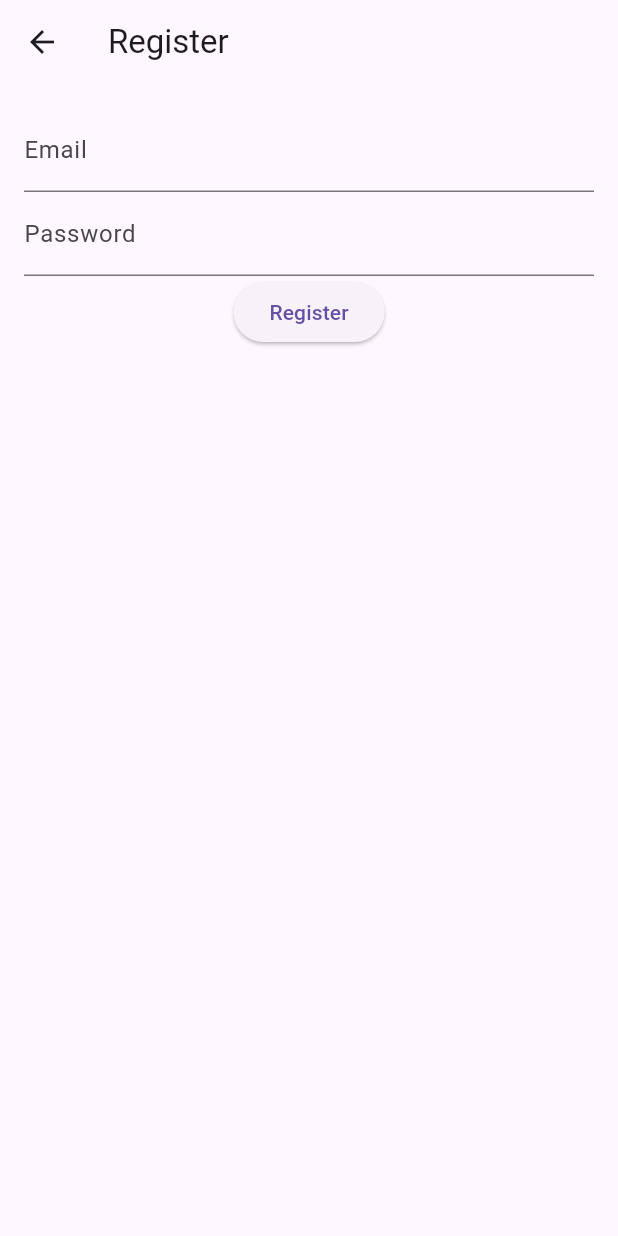
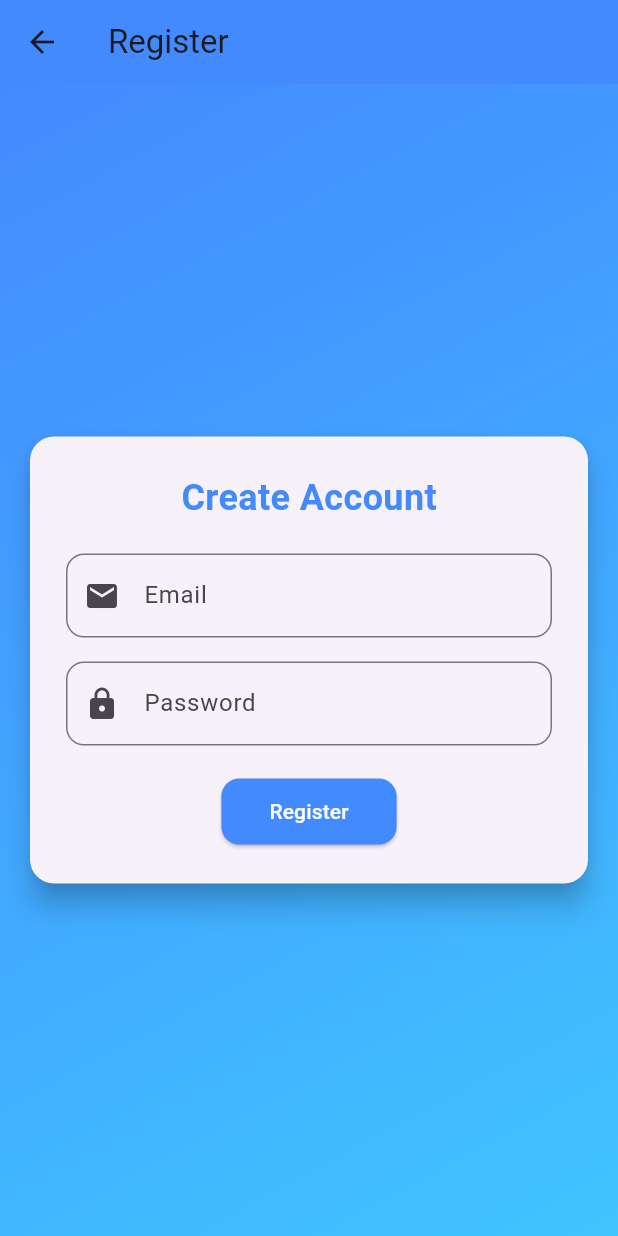
Before and after one commit to Ludbaa/Inventory_app, a Flutter app: the RegisterScreen screen opened directly, on a phone screen of 412 x 824 dp. Run offline on Flutter 3.47's test engine with Material 3 defaults, Android fonts, the phone set to English and light mode, and no system bars; our stand-ins replace hive, hive_flutter; accounts and stored records are empty; generated files the repository leaves out were written again.

```diff
--- a/lib/screens/register_screen.dart
+++ b/lib/screens/register_screen.dart
@@ -28,25 +28,83 @@ class _RegisterScreenState extends State<RegisterScreen> {
   @override
   Widget build(BuildContext context) {
     return Scaffold(
-      appBar: AppBar(title: Text('Register')),
-      body: Padding(
+      appBar: AppBar(
+        title: Text('Register'),
+        backgroundColor: Colors.blueAccent,
+      ),
+      body: Container(
+        decoration: BoxDecoration(
+          gradient: LinearGradient(
+            colors: [Colors.blueAccent, Colors.lightBlueAccent],
+            begin: Alignment.topLeft,
+            end: Alignment.bottomRight,
+          ),
+        ),
+        child: Padding(
           padding: const EdgeInsets.all(16.0),
+          child: Center(
+            child: SingleChildScrollView(
+              child: Card(
+                elevation: 8.0,
+                shape: RoundedRectangleBorder(
+                  borderRadius: BorderRadius.circular(16.0),
+                ),
+                child: Padding(
+                  padding: const EdgeInsets.all(24.0),
                   child: Column(
+                    mainAxisSize: MainAxisSize.min,
                     children: [
+                      Text(
+                        'Create Account',
+                        style: TextStyle(
+                          fontSize: 24,
+                          fontWeight: FontWeight.bold,
+                          color: Colors.blueAccent,
+                        ),
+                      ),
+                      SizedBox(height: 20),
                       TextField(
                         controller: emailController,
-              decoration: InputDecoration(labelText: 'Email'),
+                        decoration: InputDecoration(
+                          labelText: 'Email',
+                          border: OutlineInputBorder(
+                            borderRadius: BorderRadius.circular(12.0),
                           ),
+                          prefixIcon: Icon(Icons.email),
+                        ),
+                      ),
+                      SizedBox(height: 16),
                       TextField(
                         controller: passwordController,
-              decoration: InputDecoration(labelText: 'Password'),
+                        decoration: InputDecoration(
+                          labelText: 'Password',
+                          border: OutlineInputBorder(
+                            borderRadius: BorderRadius.circular(12.0),
+                          ),
+                          prefixIcon: Icon(Icons.lock),
+                        ),
                         obscureText: true,
                       ),
+                      SizedBox(height: 20),
                       ElevatedButton(
                         onPressed: register,
-              child: Text('Register'),
+                        style: ElevatedButton.styleFrom(
+                          padding: EdgeInsets.symmetric(
+                              horizontal: 32.0, vertical: 12.0),
+                          shape: RoundedRectangleBorder(
+                            borderRadius: BorderRadius.circular(12.0),
+                          ),
+                          backgroundColor: Colors.blueAccent,
+                        ),
+                        child: Text('Register',
+                            style: TextStyle(color: Colors.white)),
                       ),
                     ],
+                  ),
+                ),
+              ),
+            ),
+          ),
         ),
       ),
     );
```
Also changed, not shown: lib/main.dart (+17 -0 lines), lib/models/admin.dart (added, +27 -0 lines), lib/screens/login_screen.dart (+21 -10 lines), lib/models/admin.g.dart (added). Lines whose indentation alone changed are shown as unchanged.
